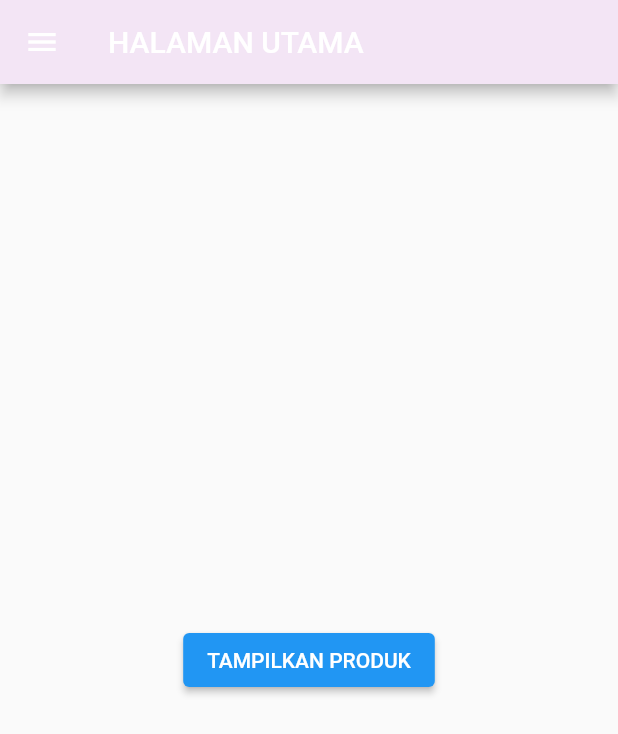
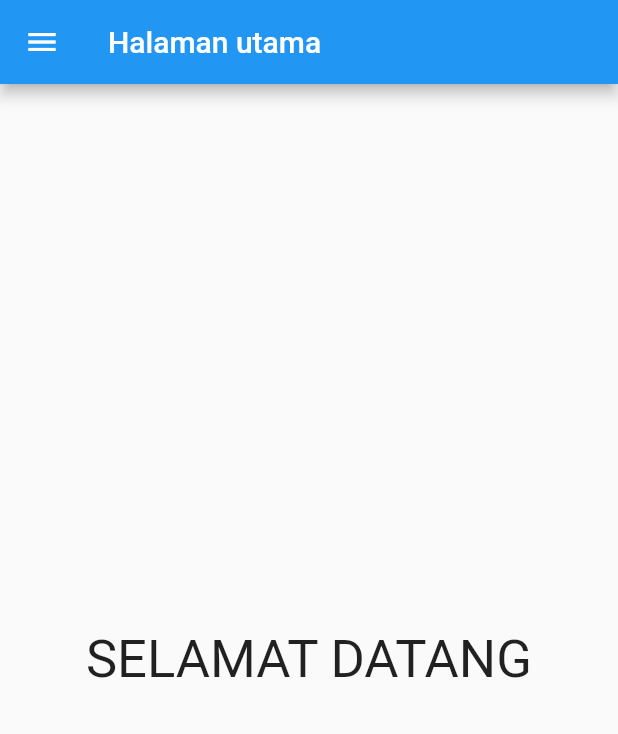
Before and after one commit to Haikal-rizki/aplikasi_flutter_pertamaku, a Flutter app: the screen it shows after launch, on a phone screen of 412 x 824 dp. Shown: the top 734 px of the screen. Run offline on Flutter 3.47's test engine with Material 2 defaults, Android fonts, the phone set to English and light mode, and no system bars.

Commit message:
tugas final uas

```diff
--- a/lib/Ui/navigator_drawer.dart
+++ /dev/null
@@ -1,84 +0,0 @@
-// Copyright 2019 The Flutter team. All rights reserved.
-// Use of this source code is governed by a BSD-style license that can be
-// found in the LICENSE file.
-
-import 'dart:developer';
-
-import 'package:flutter/material.dart';
-
-// Press the Navigation Drawer button to the left of AppBar to show
-// a simple Drawer with two items.
-class NavigatorDrawer extends StatelessWidget {
-  const NavigatorDrawer({Key? key}) : super(key: key);
-
-  @override
-  Widget build(BuildContext context) {
-    //var localization = GalleryLocalizations.of(context)!;
-    final drawerHeader = UserAccountsDrawerHeader(
-      accountName: Text(
-        'KELOMPOK 4',
-      ),
-      accountEmail: Text(
-        ' rizkihaikal741@gmail.com',
-      ),
-      currentAccountPicture: const CircleAvatar(
-        child: FlutterLogo(size: 42.0),
-      ),
-    );
-    final drawerItems = ListView(
-      children: [
-        drawerHeader,
-        ListTile(
-          title: Text(
-            'Form Produk',
-          ),
-          leading: const Icon(Icons.favorite),
-          onTap: () {
-            Navigator.pop(context);
-          },
-        ),
-        ListTile(
-          title: Text(
-            'Detail Produk',
-          ),
-          leading: const Icon(Icons.comment),
-          onTap: () {
-            Navigator.pop(context);
-          },
-        ),
-      ],
-    );
-    return Scaffold(
-      appBar: AppBar(
-        backgroundColor: Colors.purple[50],
-        title: Text(
-          'HALAMAN UTAMA',
-        ),
-      ),
-      body: Center(
-        child: ElevatedButton(
-          onPressed: () {
-            ScaffoldMessenger.of(context).hideCurrentSnackBar();
-            ScaffoldMessenger.of(context).showSnackBar(SnackBar(
-              content: Text('PRODUK BERHASIL DITAMPILKAN'),
-              // action: SnackBarAction(
-              //   //label: localizations.demoSnackbarsActionButtonLabel,
-              //   onPressed: () {
-              //     ScaffoldMessenger.of(context).hideCurrentSnackBar();
-              //     ScaffoldMessenger.of(context).showSnackBar(SnackBar(
-              //         content: Text(
-              //       'localizations.demoSnackbarsAction',
-              //     )));
-              //   },
-              // ),
-            ));
-          },
-          child: Text('TAMPILKAN PRODUK'),
-        ),
-      ),
-      drawer: Drawer(
-        child: drawerItems,
-      ),
-    );
-  }
-}
--- a/lib/main.dart
+++ b/lib/main.dart
@@ -1,6 +1,9 @@
 //import 'package:aplikasi_flutter_pertamaku/Ui/produk_form.dart';
+
+import 'package:aplikasi_flutter_pertamaku/Ui/produk_detail.dart';
+import 'package:aplikasi_flutter_pertamaku/Ui/produk_form.dart';
+import 'package:aplikasi_flutter_pertamaku/Ui/produk_page.dart';
 import 'package:flutter/material.dart';
-import 'Ui/navigator_drawer.dart';
 
 void main() {
   runApp(const MyApp());
@@ -13,8 +16,83 @@ class MyApp extends StatelessWidget {
   @override
   Widget build(BuildContext context) {
     return const MaterialApp(
-      title: "Aplikasi Flutter Pertama",
       home: NavigatorDrawer(),
     );
   }
 }
+
+class NavigatorDrawer extends StatelessWidget {
+  const NavigatorDrawer({super.key});
+
+  @override
+  Widget build(BuildContext context) {
+    return Scaffold(
+      appBar: AppBar(
+        title: const Text("Halaman utama"),
+      ),
+      drawer: Drawer(
+        child: Column(children: [
+          Container(
+            padding: const EdgeInsets.all(20),
+            width: double.infinity,
+            height: 150,
+            color: Colors.deepPurple,
+            alignment: Alignment.bottomLeft,
+            child: const Text(
+              "MENU PILIHAN",
+              style: TextStyle(
+                color: Colors.white,
+                fontSize: 34,
+              ),
+            ),
+          ),
+          const SizedBox(
+            height: 10,
+          ),
+          ListTile(
+            onTap: () {
+              Navigator.of(context).pushReplacement(MaterialPageRoute(
+                builder: (context) => produkpage(),
+              ));
+            },
+            leading: Icon(
+              Icons.home,
+              size: 35,
+            ),
+            title: Text(
+              "PRODUK",
+              style: TextStyle(
+                fontSize: 25,
+              ),
+            ),
+          ),
+          ListTile(
+            onTap: () {
+              Navigator.of(context).pushReplacement(MaterialPageRoute(
+                builder: (context) => ProdukForm(),
+              ));
+            },
+            leading: Icon(
+              Icons.home,
+              size: 35,
+            ),
+            title: Text(
+              "TAMBAH PRODUK",
+              style: TextStyle(
+                fontSize: 25,
+              ),
+            ),
+          )
+        ]),
+      ),
+      body: const Center(
+        child: Text(
+          "SELAMAT DATANG",
+          style: TextStyle(
+            fontSize: 35,
+          ),
+        ),
+      ),
+    );
+  }
+}
```
Also changed, not shown: lib/Ui/produk_form.dart (+74 -0 lines), lib/Ui/produk_page.dart (+73 -0 lines).
